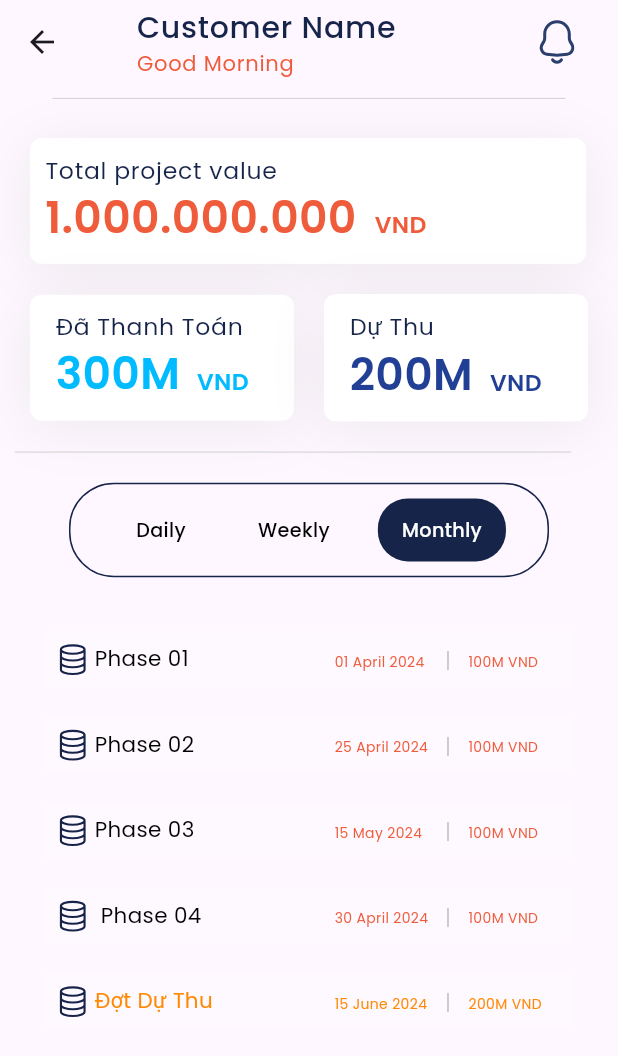
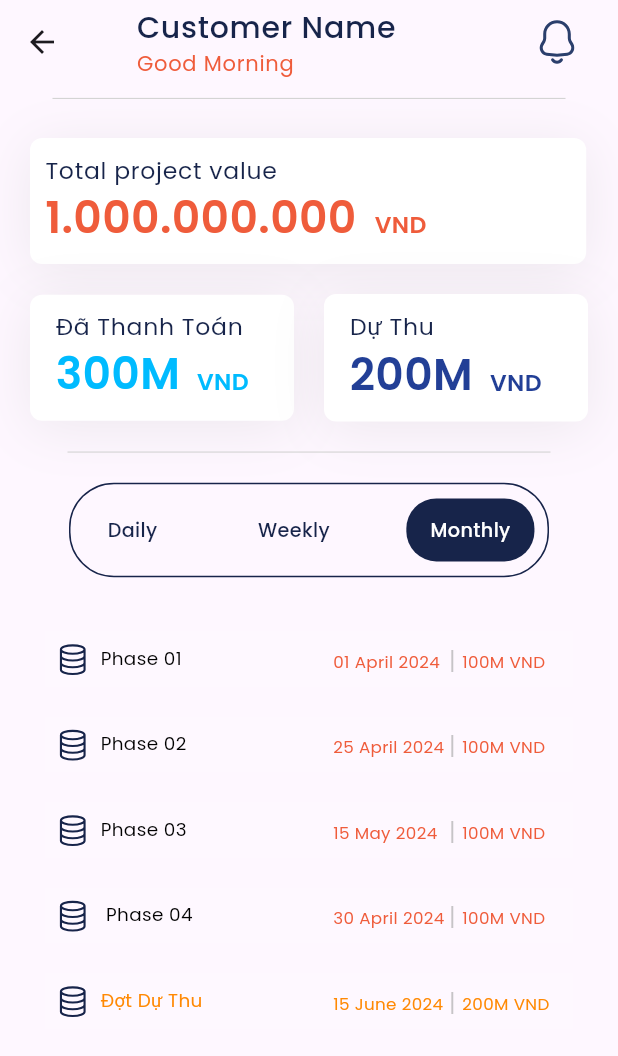
Before and after one commit to NgocMyFullstack/Nexus_App_mobile, a Flutter app: the FinanceScreen screen opened by its route, on a phone screen of 412 x 824 dp. Shown: the top 1056 px of the screen. Run offline on Flutter 3.47's test engine with Material 3 defaults, Android fonts, the phone set to English and light mode, and no system bars; our stand-ins replace flutter_screenutil, flutter_svg, image_picker, percent_indicator, quickalert; missing offline and left inert: image_painter, insta_image_viewer; project files that could hold a hidden picture were left out.

Commit message:
fix-finarce_screen - fontsize

```diff
--- a/lib/main.dart
+++ b/lib/main.dart
@@ -101,7 +101,7 @@ class _MyHomePageState extends State<MyHomePage> {
   @override
   Widget build(BuildContext context) {
     final bool isSpecialScreen = _selectedIndex >= 5;
-    final bool isTicketScreen = _selectedIndex == 9;
+    final bool isTicketScreen = _selectedIndex >= 8;
 
     return Scaffold(
       appBar: AppBar(
--- a/lib/screens/project/finance_screen.dart
+++ b/lib/screens/project/finance_screen.dart
@@ -351,12 +351,21 @@ class _FinanceScreenState extends State<FinanceScreen> {
                   ),
 
                   const SizedBox(height: 10),
-                  Container(
-                    width: MediaQuery.of(context).size.width * 0.9,
+                  PreferredSize(
+                    preferredSize: const Size.fromHeight(10.0),
+                    child: Column(
+                      children: [
+                        Padding(
+                          padding: const EdgeInsets.symmetric(horizontal: 35.0),
+                          child: Container(
+                            width: double.infinity,
                             height: 0.75,
                             color: const Color(0xFFD4D4D4),
                           ),
-
+                        ),
+                      ],
+                    ),
+                  ),
                   // buttom
                   const SizedBox(height: 20),
                   Center(
@@ -392,9 +401,9 @@ class _FinanceScreenState extends State<FinanceScreen> {
                           return LayoutBuilder(
                             builder: (context, constraints) {
                               final double fontSizeContent =
-                                  constraints.maxWidth * 0.035;
+                                  constraints.maxWidth * 0.03;
                               final double fontSizeDate =
-                                  constraints.maxWidth * 0.025;
+                                  constraints.maxWidth * 0.03;
 
                               final bool isPaymentDue =
                                   todo.content == 'Đợt Dự Thu';
@@ -404,7 +413,10 @@ class _FinanceScreenState extends State<FinanceScreen> {
                                 padding: const EdgeInsets.all(5),
                                 color: const Color.fromARGB(42, 255, 255, 255),
                                 child: Row(
+                                  crossAxisAlignment: CrossAxisAlignment
+                                      .center, // Center vertically
                                   children: [
+                                    // Icon Section
                                     Column(
                                       children: [
                                         SvgPicture.asset(
@@ -414,7 +426,9 @@ class _FinanceScreenState extends State<FinanceScreen> {
                                         ),
                                       ],
                                     ),
-                                    const SizedBox(width: 1),
+                                    const SizedBox(width: 5),
+
+                                    // Content Section
                                     Expanded(
                                       child: Column(
                                         crossAxisAlignment:
@@ -435,10 +449,8 @@ class _FinanceScreenState extends State<FinanceScreen> {
                                         ],
                                       ),
                                     ),
-                                    const SizedBox(width: 0.5),
+
                                     Expanded(
-                                      child: Padding(
-                                        padding: const EdgeInsets.only(left: 0),
                                       child: Row(
                                         crossAxisAlignment:
                                             CrossAxisAlignment.baseline,
@@ -446,7 +458,7 @@ class _FinanceScreenState extends State<FinanceScreen> {
                                         children: [
                                           Expanded(
                                             child: Text(
-                                                ' ${todo.date}',
+                                              '${todo.date}',
                                               style: TextStyle(
                                                 fontFamily: 'Poppins',
                                                 fontSize: fontSizeDate,
@@ -454,26 +466,24 @@ class _FinanceScreenState extends State<FinanceScreen> {
                                                     ? const Color(0xFFFF8903)
                                                     : const Color(0xFFEF5C3B),
                                               ),
+                                              textAlign: TextAlign.right,
+                                              overflow: TextOverflow.visible,
                                               softWrap: false,
                                             ),
                                           ),
-                                            Padding(
-                                              padding:
-                                                  const EdgeInsets.symmetric(
-                                                      horizontal: 5),
-                                              child: Text(
+                                          SizedBox(width: 4.0),
+                                          Text(
                                             ' | ',
                                             style: TextStyle(
-                                                  fontSize: fontSizeDate * 1.6,
+                                              fontSize: fontSizeDate * 1.5,
                                               color: const Color.fromARGB(
                                                   143, 155, 155, 155),
                                             ),
                                             softWrap: true,
                                           ),
-                                            ),
                                           Expanded(
                                             child: Text(
-                                                ' ${todo.money}',
+                                              '${todo.money}',
                                               style: TextStyle(
                                                 fontFamily: 'Poppins',
                                                 fontSize: fontSizeDate,
@@ -481,11 +491,15 @@ class _FinanceScreenState extends State<FinanceScreen> {
                                                     ? const Color(0xFFFF8903)
                                                     : const Color(0xFFEF5C3B),
                                               ),
-                                                softWrap: true,
+                                              softWrap:
+                                                  true, // Allow wrapping if necessary
+                                              textAlign: TextAlign
+                                                  .left, // Align to the left
+                                              overflow: TextOverflow
+                                                  .ellipsis, // Truncate if needed
                                             ),
                                           ),
                                         ],
-                                        ),
                                       ),
                                     ),
                                   ],
@@ -497,8 +511,6 @@ class _FinanceScreenState extends State<FinanceScreen> {
                       ),
                     ),
                   ),
-
-                  const SizedBox(height: 16),
                 ],
               );
             },
@@ -517,10 +529,11 @@ class CustomToggleButtons extends StatefulWidget {
 }
 
 class _CustomToggleButtonsState extends State<CustomToggleButtons> {
-  int _selectedIndex = 2; // Mặc định chọn "Monthly"
+  int _selectedIndex = 2; // Default "Monthly" selected
 
   final List<String> _options = ["Daily", "Weekly", "Monthly"];
   final double largeFontSize = 16.0;
+
   @override
   Widget build(BuildContext context) {
     return Row(
@@ -528,8 +541,11 @@ class _CustomToggleButtonsState extends State<CustomToggleButtons> {
       children: List.generate(_options.length, (index) {
         final isSelected = _selectedIndex == index;
         return Padding(
-          padding: const EdgeInsets.symmetric(
-              horizontal: 8), // Khoảng cách giữa các nút
+          padding: EdgeInsets.symmetric(
+            horizontal: index == 1
+                ? 35.0
+                : 0.0, // Apply padding only to the middle element
+          ),
           child: GestureDetector(
             onTap: () {
               setState(() {
@@ -542,14 +558,14 @@ class _CustomToggleButtonsState extends State<CustomToggleButtons> {
                 color: isSelected
                     ? const Color(0xFF17244A)
                     : const Color.fromARGB(0, 255, 255, 255),
-                borderRadius: BorderRadius.circular(20), // Bo góc cho từng nút
+                borderRadius: BorderRadius.circular(20),
               ),
               child: Text(
                 _options[index],
                 style: TextStyle(
                   fontFamily: 'Poppins',
                   fontSize: largeFontSize * 0.8,
-                  color: isSelected ? Colors.white : Colors.black,
+                  color: isSelected ? Colors.white : const Color(0xFF17244A),
                   fontWeight: FontWeight.w500,
                 ),
               ),
```
Also changed, not shown: 1 other file. Lines whose indentation alone changed are shown as unchanged.
